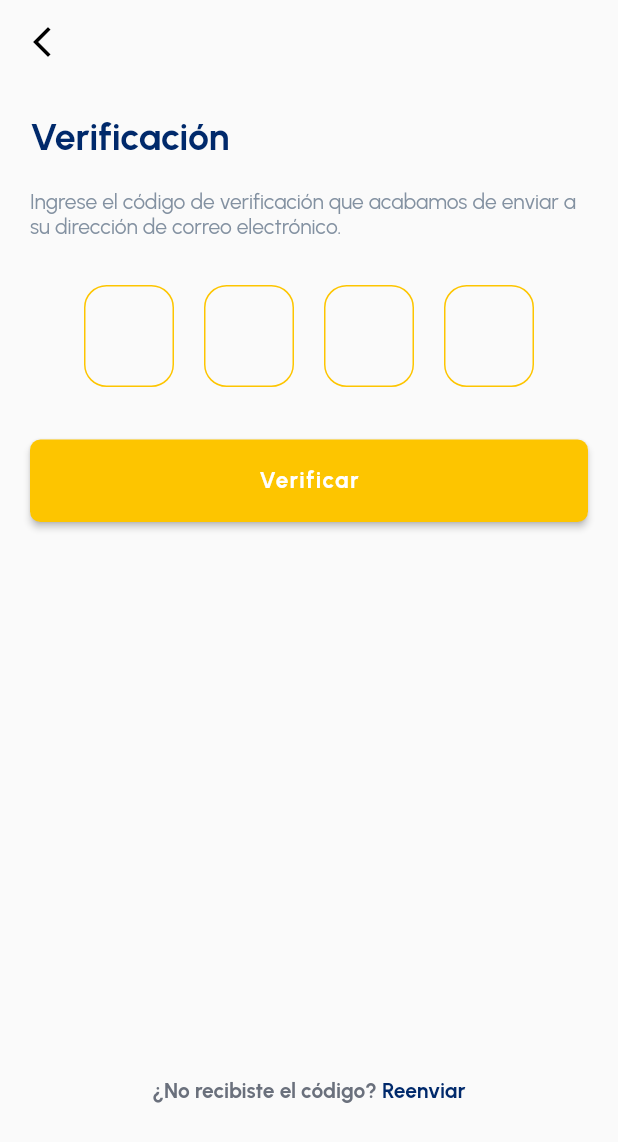
After one commit to AndrewCR2/LUXE, a Flutter app: the Verificacion screen opened by its route, on a phone screen of 412 x 824 dp. The commit adds this screen. Shown: the top 1142 px of the screen. Run offline on Flutter 3.47's test engine with Material 2 defaults, Android fonts, the phone set to English and light mode, and no system bars; our stand-ins replace google_fonts.

Commit message:
verificacion

```diff
--- a/lib/main.dart
+++ b/lib/main.dart
@@ -3,7 +3,8 @@
 import 'package:flutter/material.dart';
 import 'package:luxe/screens/login/login.dart';
 import 'package:luxe/screens/login/olvide_contrase%C3%B1a.dart';
-import 'package:luxe/screens/login/registrse.dart';
+import 'package:luxe/screens/login/registrese.dart';
+import 'package:luxe/screens/login/verificacion.dart';
 
 void main() {
   runApp(const MyApp());
@@ -23,6 +24,7 @@ class MyApp extends StatelessWidget {
           'login': (_) => Login_Page(),
           'registrese': (_) => Registro(),
           'olvide_contraseña': (_) => Olvide_Contra(),
+          'verificacion': (_) => Verificacion(),
         });
   }
 }
--- a/lib/screens/login/olvide_contraseña.dart
+++ b/lib/screens/login/olvide_contraseña.dart
@@ -115,7 +115,14 @@ class _Olvide_ContraState extends State<Olvide_Contra> {
                                   RoundedRectangleBorder(
                                 borderRadius: BorderRadius.circular(7),
                               ))),
-                          onPressed: () {},
+                          onPressed: () {
+                            if (_formKey.currentState!.validate()) {
+                              ScaffoldMessenger.of(context).showSnackBar(
+                                  const SnackBar(
+                                      content: Text('Validando...')));
+                              Navigator.pushNamed(context, 'verificacion');
+                            }
+                          },
                         ),
                       ),
                     ],
--- a/lib/screens/login/registrse.dart
+++ b/lib/screens/login/registrese.dart
@@ -219,7 +219,12 @@ class _RegistroState extends State<Registro> {
                                   RoundedRectangleBorder(
                             borderRadius: BorderRadius.circular(7),
                           ))),
-                      onPressed: () {},
+                      onPressed: () {
+                        if (_formKey.currentState!.validate()) {
+                          ScaffoldMessenger.of(context).showSnackBar(
+                              const SnackBar(content: Text('Validando...')));
+                        }
+                      },
                     ),
                   ),
                 ],
--- /dev/null
+++ b/lib/screens/login/verificacion.dart
@@ -0,0 +1,221 @@
+import 'package:flutter/material.dart';
+import 'package:google_fonts/google_fonts.dart';
+import 'package:luxe/screens/login/olvide_contrase%C3%B1a.dart';
+
+class Verificacion extends StatefulWidget {
+  Verificacion({Key? key}) : super(key: key);
+
+  @override
+  State<Verificacion> createState() => _VerificacionState();
+}
+
+class _VerificacionState extends State<Verificacion> {
+  final _formKey = GlobalKey<FormState>();
+  final txtCorreo = TextEditingController();
+  @override
+  Widget build(BuildContext context) {
+    Size size = MediaQuery.of(context).size;
+    return Scaffold(
+      appBar: AppBar(
+        elevation: 0,
+        backgroundColor: Colors.transparent,
+        leading: IconButton(
+          color: Colors.black,
+          icon: Icon(Icons.arrow_back_ios_new),
+          onPressed: () => {Navigator.of(context).pop()},
+        ),
+      ),
+      body: SingleChildScrollView(
+        child: Container(
+          padding: const EdgeInsets.all(20.0),
+          child: Column(
+            children: <Widget>[
+              Container(
+                alignment: Alignment.centerLeft,
+                child: Text(
+                  'Verificación',
+                  style: GoogleFonts.urbanist(
+                    textStyle: TextStyle(
+                      fontWeight: FontWeight.bold,
+                      fontSize: 25,
+                      color: Color.fromRGBO(0, 41, 107, 1),
+                    ),
+                  ),
+                ),
+              ),
+              SizedBox(
+                height: 20,
+              ),
+              Text(
+                'Ingrese el código de verificación que acabamos de enviar a su dirección de correo electrónico.',
+                style: GoogleFonts.urbanist(
+                  textStyle: TextStyle(
+                    color: Color.fromRGBO(131, 145, 161, 1),
+                  ),
+                ),
+              ),
+              SizedBox(
+                height: 30,
+              ),
+              Form(
+                  key: _formKey,
+                  child: Column(
+                    children: [
+                      Row(
+                        mainAxisAlignment: MainAxisAlignment.center,
+                        children: [
+                          SizedBox(
+                            width: 60,
+                            child: TextFormField(
+                              keyboardType: TextInputType.number,
+                              style: TextStyle(fontSize: 24),
+                              decoration: InputDecoration(
+                                  focusedBorder: OutlineInputBorder(
+                                      borderRadius: BorderRadius.circular(15),
+                                      borderSide: BorderSide(
+                                        color: Color.fromRGBO(131, 145, 161, 1),
+                                      )),
+                                  enabledBorder: OutlineInputBorder(
+                                      borderRadius: BorderRadius.circular(15),
+                                      borderSide: BorderSide(
+                                        color: Color.fromRGBO(253, 197, 0, 1),
+                                      ))),
+                            ),
+                          ),
+                          SizedBox(
+                            width: 20,
+                          ),
+                          SizedBox(
+                            width: 60,
+                            child: TextFormField(
+                              keyboardType: TextInputType.number,
+                              style: TextStyle(fontSize: 24),
+                              decoration: InputDecoration(
+                                  focusedBorder: OutlineInputBorder(
+                                      borderRadius: BorderRadius.circular(15),
+                                      borderSide: BorderSide(
+                                        color: Color.fromRGBO(131, 145, 161, 1),
+                                      )),
+                                  enabledBorder: OutlineInputBorder(
+                                      borderRadius: BorderRadius.circular(15),
+                                      borderSide: BorderSide(
+                                        color: Color.fromRGBO(253, 197, 0, 1),
+                                      ))),
+                            ),
+                          ),
+                          SizedBox(
+                            width: 20,
+                          ),
+                          SizedBox(
+                            width: 60,
+                            child: TextFormField(
+                              keyboardType: TextInputType.number,
+                              style: TextStyle(fontSize: 24),
+                              decoration: InputDecoration(
+                                  focusedBorder: OutlineInputBorder(
+                                      borderRadius: BorderRadius.circular(15),
+                                      borderSide: BorderSide(
+                                        color: Color.fromRGBO(131, 145, 161, 1),
+                                      )),
+                                  enabledBorder: OutlineInputBorder(
+                                      borderRadius: BorderRadius.circular(15),
+                                      borderSide: BorderSide(
+                                        color: Color.fromRGBO(253, 197, 0, 1),
+                                      ))),
+                            ),
+                          ),
+                          SizedBox(
+                            width: 20,
+                          ),
+                          SizedBox(
+                            width: 60,
+                            child: TextFormField(
+                              keyboardType: TextInputType.number,
+                              style: TextStyle(fontSize: 24),
+                              decoration: InputDecoration(
+                                  focusedBorder: OutlineInputBorder(
+                                      borderRadius: BorderRadius.circular(15),
+                                      borderSide: BorderSide(
+                                        color: Color.fromRGBO(131, 145, 161, 1),
+                                      )),
+                                  enabledBorder: OutlineInputBorder(
+                                      borderRadius: BorderRadius.circular(15),
+                                      borderSide: BorderSide(
+                                        color: Color.fromRGBO(253, 197, 0, 1),
+                                      ))),
+                            ),
+                          )
+                        ],
+                      ),
+                      SizedBox(
+                        height: 35,
+                      ),
+                      Container(
+                        width: double.infinity,
+                        height: 55,
+                        child: ElevatedButton(
+                          child: Text(
+                            'Verificar',
+                            style: GoogleFonts.urbanist(
+                              textStyle: TextStyle(
+                                  fontWeight: FontWeight.bold,
+                                  fontSize: 15,
+                                  color: Colors.white,
+                                  letterSpacing: 1),
+                            ),
+                          ),
+                          style: ButtonStyle(
+                              backgroundColor: MaterialStateProperty.all<Color>(
+                                Color.fromRGBO(253, 197, 0, 1),
+                              ),
+                              shape: MaterialStateProperty.all<
+                                      RoundedRectangleBorder>(
+                                  RoundedRectangleBorder(
+                                borderRadius: BorderRadius.circular(7),
+                              ))),
+                          onPressed: () {
+                            if (_formKey.currentState!.validate()) {
+                              ScaffoldMessenger.of(context).showSnackBar(
+                                  const SnackBar(
+                                      content: Text('Validando...')));
+                            }
+                          },
+                        ),
+                      ),
+                      SizedBox(
+                        height: size.height * 0.45,
+                      ),
+                      Row(
+                        mainAxisAlignment: MainAxisAlignment.center,
+                        children: [
+                          Text(
+                            '¿No recibiste el código? ',
+                            style: GoogleFonts.urbanist(
+                              textStyle: TextStyle(
+                                  fontWeight: FontWeight.bold,
+                                  color: Color.fromRGBO(106, 112, 124, 1)),
+                            ),
+                          ),
+                          GestureDetector(
+                            child: Text(
+                              'Reenviar',
+                              style: GoogleFonts.urbanist(
+                                textStyle: TextStyle(
+                                  fontWeight: FontWeight.bold,
+                                  color: Color.fromRGBO(0, 41, 107, 1),
+                                ),
+                              ),
+                            ),
+                            onTap: () {},
+                          )
+                        ],
+                      )
+                    ],
+                  ))
+            ],
+          ),
+        ),
+      ),
+    );
+  }
+}
```
